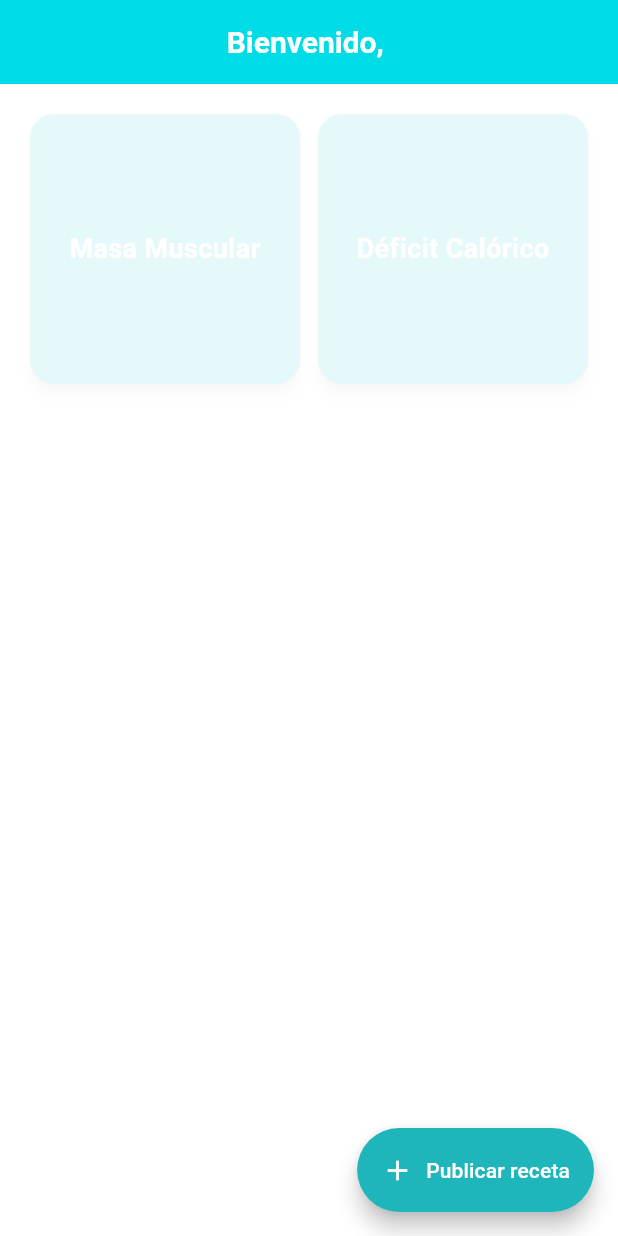
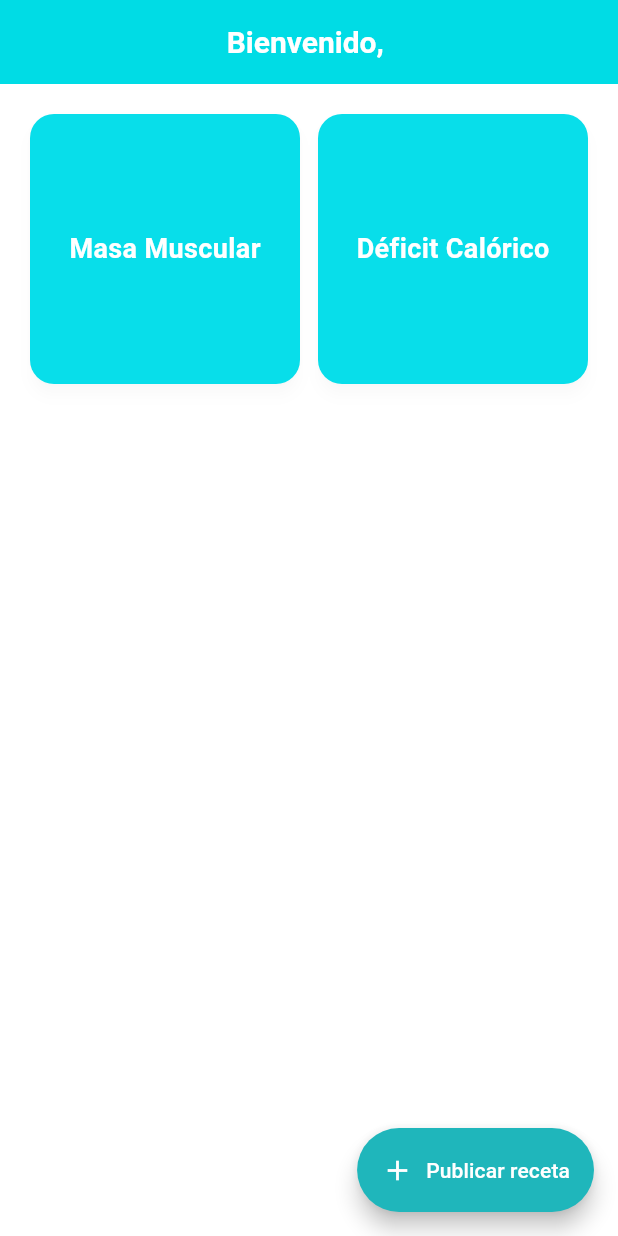
Before and after one commit to yahirmnk/menu_app, a Flutter app: the HomeScreen screen opened directly with empty values, on a phone screen of 412 x 824 dp. Run offline on Flutter 3.47's test engine with Material 3 defaults, Android fonts, the light colour scheme and no system bars.

Commit message:
reparo de color en dietas

```diff
--- a/lib/screens/home_screen.dart
+++ b/lib/screens/home_screen.dart
@@ -48,7 +48,7 @@ class HomeScreen extends StatelessWidget {
                   );
                 },
                 child: Card(
-                  color: AppColors.surfaceAlt, // 🔹 Fondo suave monocromático
+                  color: const Color.fromARGB(255, 8, 222, 234), // 🔹 Fondo suave monocromático
                   elevation: 4,
                   shape: RoundedRectangleBorder(
                     borderRadius: BorderRadius.circular(16),
```
